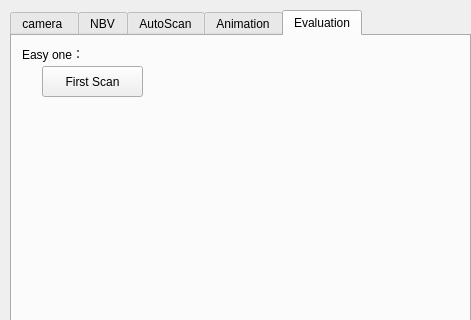
Above: Point Cloud/UI/camera_para.ui from sunwaylive/quality-driven-poisson-guided-autoscanning before the change; both pictures show x 0 to 471 and y 0 to 320 of the 471 by 908 pixel window. Below: the same form after it.
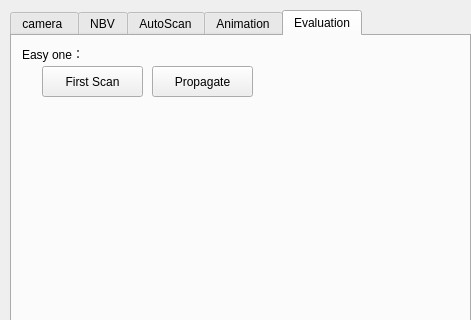
That is the form after the change. The open tabs and pages were chosen to show the change.

Commit message: * add run visibilityPropagate method

Patch:
```diff
--- a/Point Cloud/UI/camera_para.ui
+++ b/Point Cloud/UI/camera_para.ui
@@ -1607,6 +1607,19 @@
       <string>First Scan</string>
      </property>
     </widget>
+    <widget class="QPushButton" name="pushButton_visibility_propagete">
+     <property name="geometry">
+      <rect>
+       <x>140</x>
+       <y>30</y>
+       <width>101</width>
+       <height>31</height>
+      </rect>
+     </property>
+     <property name="text">
+      <string>Propagate</string>
+     </property>
+    </widget>
    </widget>
   </widget>
  </widget>
```
Left out of the diff: 2 changed lines with no effect on the pictures. The commit also changes 10 other files.
